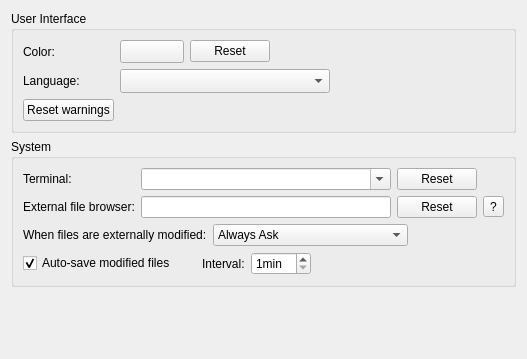
The window that src/plugins/coreplugin/generalsettings.ui (qt-creator/qt-creator) describes before a commit, drawn with Qt 5.
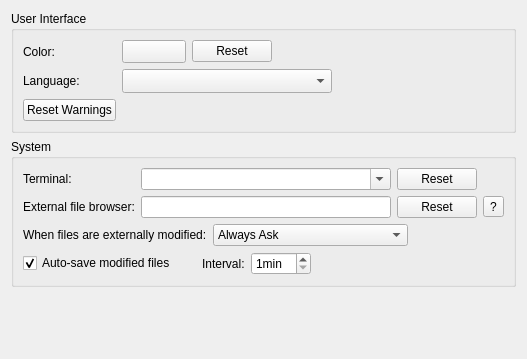
The same window after the commit. Icons and pictures are not drawn. Custom widgets are drawn as their Qt base class.

Commit message: Core: fix capitalization and wording of UI text

The edit to the form file:
```diff
--- a/src/plugins/coreplugin/generalsettings.ui
+++ b/src/plugins/coreplugin/generalsettings.ui
@@ -113,7 +113,7 @@
          <string>Re-enable all warnings which were suppressed using &quot;Don't show again&quot; button (e.g. missing highlighter).</string>
         </property>
         <property name="text">
-         <string comment="Button text">Reset warnings</string>
+         <string comment="Button text">Reset Warnings</string>
         </property>
        </widget>
       </item>
```
Left out of the diff: 2 changed lines with no effect on the pictures.
